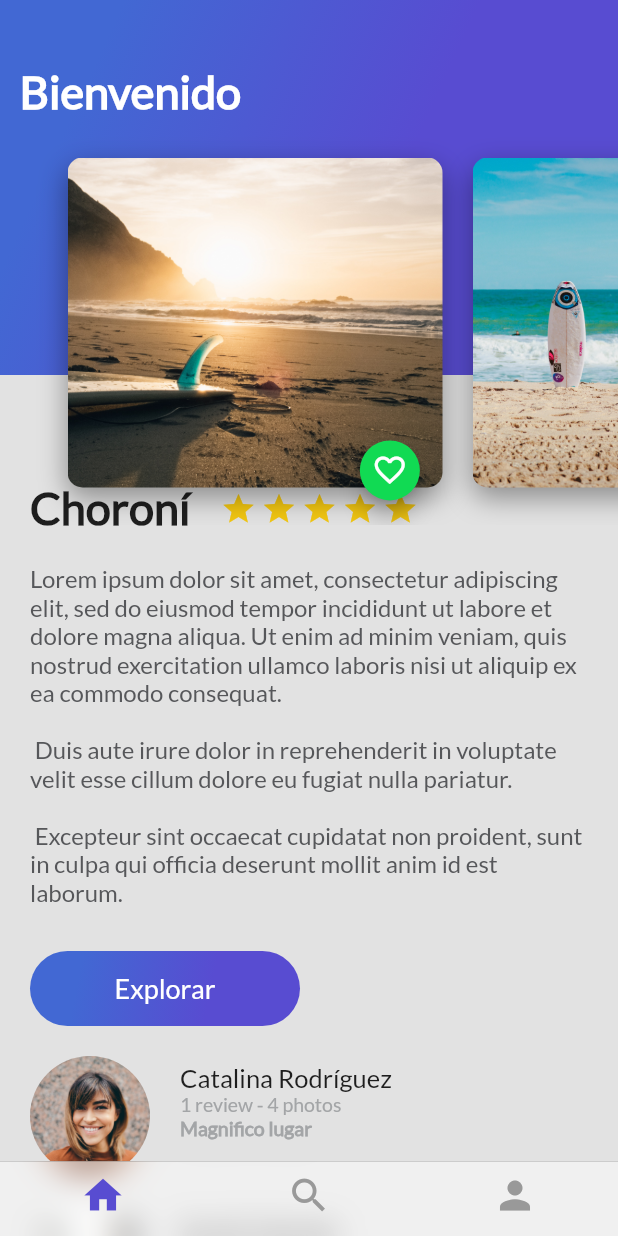
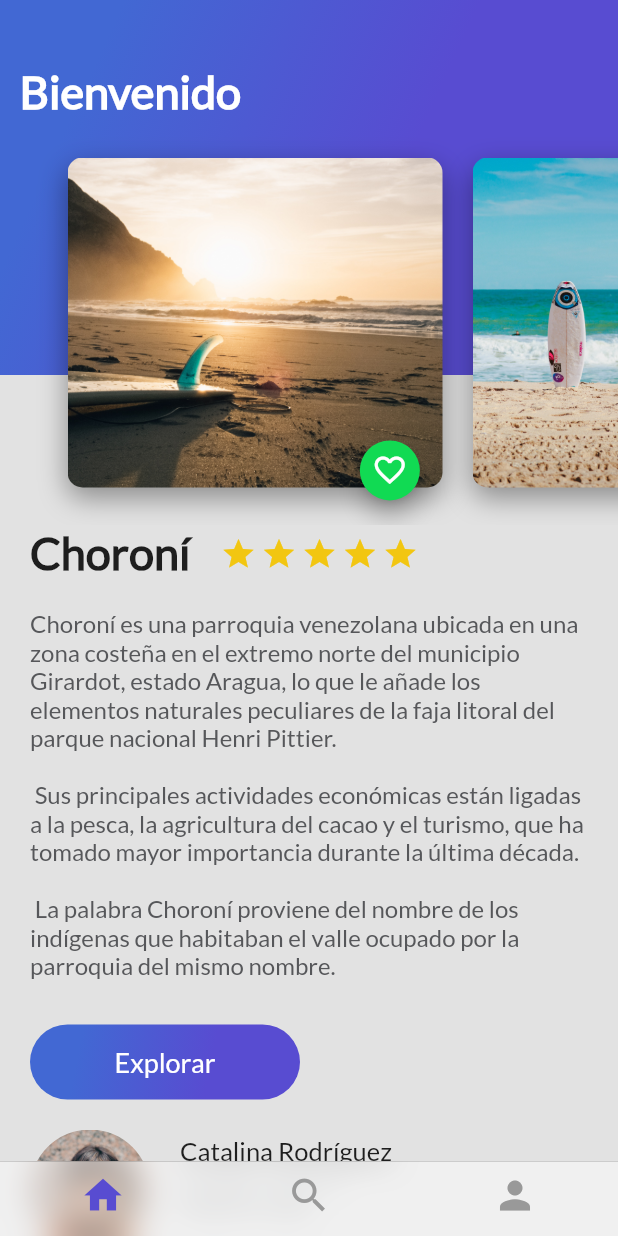
Before and after one commit to DaniSalermi/trips_ranking_app, a Flutter app: the screen it shows after launch, on a phone screen of 412 x 824 dp. Run offline on Flutter 3.47's test engine with Material 2 defaults, Android fonts, the phone set to English and light mode, and no system bars.

Commit message:
fix details

```diff
--- a/lib/description_place.dart
+++ b/lib/description_place.dart
@@ -12,7 +12,7 @@ class DescriptionPlace extends StatelessWidget {
   Widget build(BuildContext context) {
     final emptyStar = Container(
       margin: EdgeInsets.only(
-        top: 323.00,
+        top: 353.00,
         right: 3.0,
       ),
       child: Icon(
@@ -22,7 +22,7 @@ class DescriptionPlace extends StatelessWidget {
     );
     final halfStar = Container(
       margin: EdgeInsets.only(
-        top: 323.00,
+        top: 353.00,
         right: 3.0,
       ),
       child: Icon(
@@ -32,7 +32,7 @@ class DescriptionPlace extends StatelessWidget {
     );
     final star = Container(
       margin: EdgeInsets.only(
-        top: 323.00,
+        top: 353.00,
         right: 3.0,
       ),
       child: Icon(
@@ -44,7 +44,7 @@ class DescriptionPlace extends StatelessWidget {
     final titleStars = Row(
       children: <Widget>[
         Container(
-          margin: EdgeInsets.only(top: 320.0, left: 20.0, right: 20.0),
+          margin: EdgeInsets.only(top: 350.0, left: 20.0, right: 20.0),
           child: Text(
             namePlace,
             style: TextStyle(
--- a/lib/home_trips.dart
+++ b/lib/home_trips.dart
@@ -6,7 +6,7 @@ import 'header_appbar.dart';
 
 class HomeTrips extends StatelessWidget {
   final String descriptionText =
-      "Lorem ipsum dolor sit amet, consectetur adipiscing elit, sed do eiusmod tempor incididunt ut labore et dolore magna aliqua. Ut enim ad minim veniam, quis nostrud exercitation ullamco laboris nisi ut aliquip ex ea commodo consequat. \n\n Duis aute irure dolor in reprehenderit in voluptate velit esse cillum dolore eu fugiat nulla pariatur. \n\n Excepteur sint occaecat cupidatat non proident, sunt in culpa qui officia deserunt mollit anim id est laborum.";
+      "Choroní es una parroquia venezolana ubicada en una zona costeña en el extremo norte del municipio Girardot, estado Aragua, lo que le añade los elementos naturales peculiares de la faja litoral del parque nacional Henri Pittier. \n\n Sus principales actividades económicas están ligadas a la pesca, la agricultura del cacao y el turismo, que ha tomado mayor importancia durante la última década. \n\n La palabra Choroní proviene del nombre de los indígenas que habitaban el valle ocupado por la parroquia del mismo nombre.";
   @override
   Widget build(BuildContext context) {
     return Stack(
```
